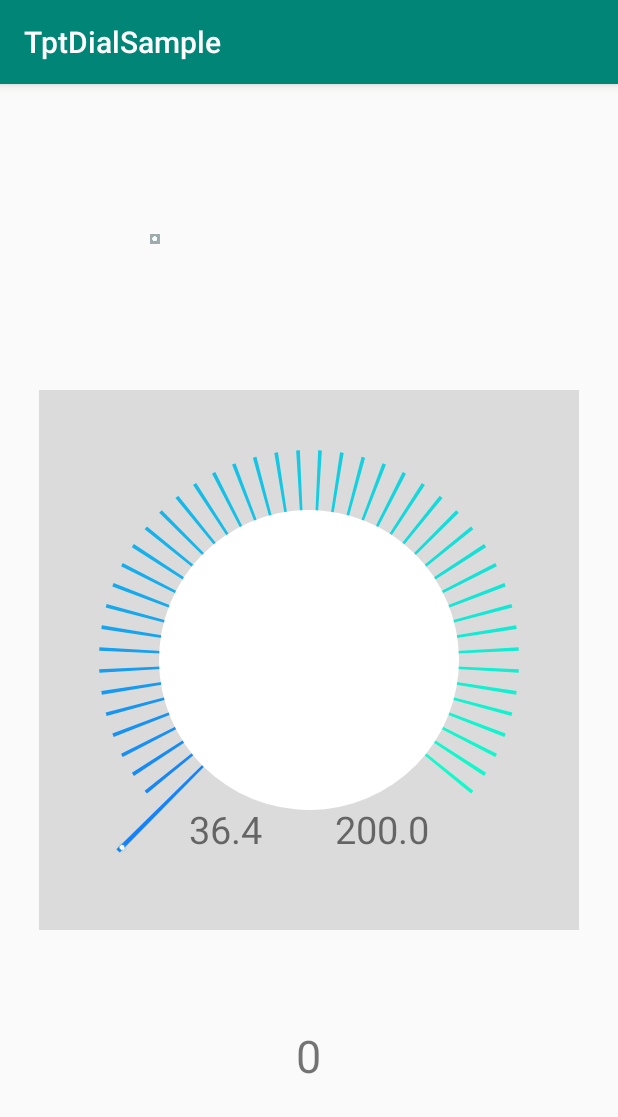
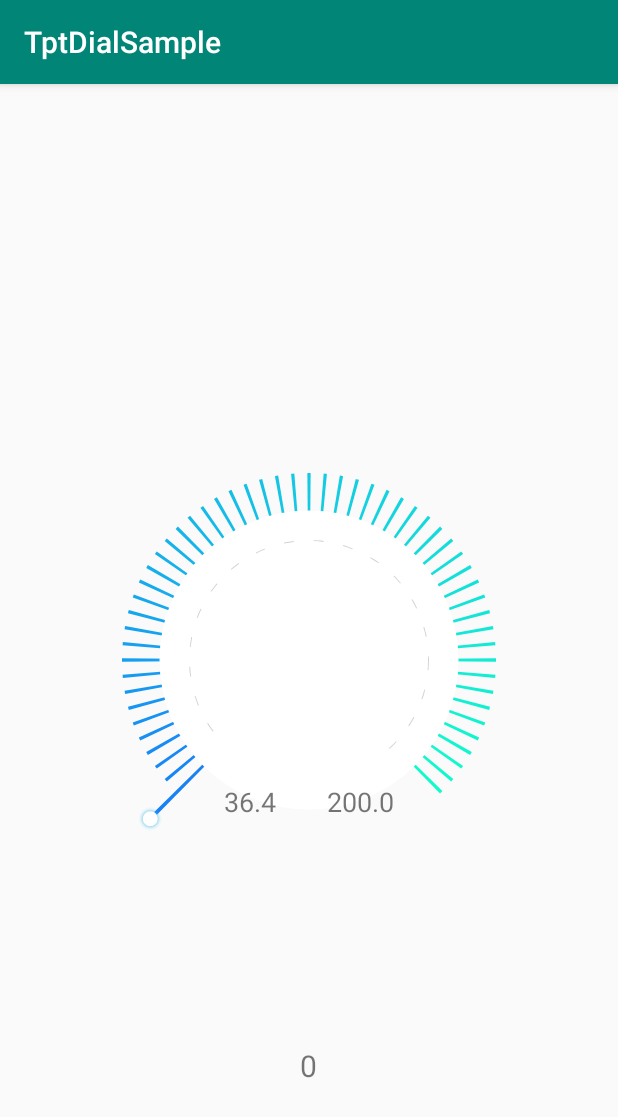
Before and after one commit to kangdp/TptDialSample, an Android app: the screen it shows after launch (MainActivity), on a phone screen of 412 x 824 dp. Shown: the top 1117 px of the screen. Run offline under Robolectric (Android 15) with nearby library versions, the phone set to English and light mode, and no system bars.

Commit message:
commit code

```diff
--- a/app/src/main/java/com/kdp/tptdial/MainActivity.java
+++ b/app/src/main/java/com/kdp/tptdial/MainActivity.java
@@ -11,14 +11,12 @@ public class MainActivity extends AppCompatActivity {
     TptDialView tptDialView;
 //    SeekBar seekBar;
     private TextView tvValue,tv_min,tv_max;
-    private ImageView imageView;
 
     @Override
     protected void onCreate(Bundle savedInstanceState) {
         super.onCreate(savedInstanceState);
         setContentView(R.layout.activity_main);
         tptDialView = findViewById(R.id.tptdial);
-        imageView =findViewById(R.id.image);
 
         tvValue = findViewById(R.id.tv_value);
         tv_min = findViewById(R.id.tv_min);
@@ -33,13 +31,6 @@ public class MainActivity extends AppCompatActivity {
             }
         });
 
-        imageView.post(new Runnable() {
-            @Override
-            public void run() {
-                Log.e(MainActivity.class.getSimpleName(), "onCreate: imageWidth = " + imageView.getWidth());
-                Log.e(MainActivity.class.getSimpleName(), "onCreate: imageWidth = " + imageView.getHeight());
-            }
-        });
 
 
 //        seekBar = findViewById(R.id.seekbar);
--- a/app/src/main/java/com/kdp/tptdial/TptDialView.java
+++ b/app/src/main/java/com/kdp/tptdial/TptDialView.java
@@ -1,18 +1,15 @@
 package com.kdp.tptdial;
-
 import android.animation.ArgbEvaluator;
 import android.content.Context;
 import android.content.res.TypedArray;
-import android.graphics.Bitmap;
 import android.graphics.Canvas;
 import android.graphics.Color;
+import android.graphics.DashPathEffect;
 import android.graphics.Paint;
-import android.graphics.Rect;
+import android.graphics.Path;
+import android.graphics.PathEffect;
 import android.graphics.RectF;
-import android.graphics.drawable.BitmapDrawable;
-import android.graphics.drawable.Drawable;
 import android.util.AttributeSet;
-import android.util.Log;
 import android.view.MotionEvent;
 import android.view.View;
 
@@ -60,17 +57,23 @@ public class TptDialView extends View {
      */
     private int mTickMarkSpaceAngle;
 
-    private Bitmap thumbBitmap;
-
-    /**
-     * thumb 宽高
-     */
-    private int mThumbWidth,mThumbHeight;
-
     /**
      * 总刻度数量
      */
     private int mTickMarkCount;
+    /**
+     * Thumb属性
+     */
+    private float mThumbRadius;
+    private int mThumbColor;
+    private float mThumbStrokeWidth;
+    private int mThumbStrokeColor;
+    private int mThumbShadowColor;
+    private float mThumbShadowRadius;
+    /**
+     * 虚线颜色
+     */
+    private int mDottedColor;
 
     /**
      * 实现颜色渐变过渡的类
@@ -85,6 +88,11 @@ public class TptDialView extends View {
      * 刻度指针外接矩形
      */
     private RectF mSelRectangle;
+
+    /**
+     * 虚线外接矩形
+     */
+    private RectF mDottedRectangle;
 
     /**
      * 当前刻度指针的位置 (介于 0 -> 总刻度数量 - 1)
@@ -118,10 +126,13 @@ public class TptDialView extends View {
         mTickMarkSpaceAngle = typedArray.getInt(R.styleable.TptDialView_TickMarkSpaceAngle,0);
         mTickMarkStartAngle = typedArray.getInt(R.styleable.TptDialView_TickMarkStartAngle,0);
         mTickMarkSweepAngle = typedArray.getInt(R.styleable.TptDialView_TickMarkSweepAngle, 0);
-        /**
-         * thumb
-         */
-        Drawable mThumbDrawable = typedArray.getDrawable(R.styleable.TptDialView_Thumb);
+        mThumbRadius = typedArray.getDimension(R.styleable.TptDialView_ThumbRadius,0);
+        mThumbColor = typedArray.getColor(R.styleable.TptDialView_ThumbColor,0x000);
+        mThumbStrokeWidth = typedArray.getDimension(R.styleable.TptDialView_ThumbStrokeWidth,0);
+        mThumbStrokeColor = typedArray.getColor(R.styleable.TptDialView_ThumbStrokeColor,0x000);
+        mThumbShadowColor = typedArray.getColor(R.styleable.TptDialView_ThumbShadowColor,0xFFF);
+        mThumbShadowRadius = typedArray.getDimension(R.styleable.TptDialView_ThumbShadowRadius,0);
+        mDottedColor = typedArray.getColor(R.styleable.TptDialView_DottedColor,0x000);
         mCurrentPosition = typedArray.getInt(R.styleable.TptDialView_CurPosition,0);
         mMinValue = typedArray.getFloat(R.styleable.TptDialView_MinValue,0);
 
@@ -131,22 +142,27 @@ public class TptDialView extends View {
         checkDialValue();
         //回收资源
         typedArray.recycle();
-        //初始化画笔
-        initPaint();
-
-        if (mThumbDrawable != null){
-            thumbBitmap = ((BitmapDrawable) mThumbDrawable).getBitmap();
-            mThumbWidth = thumbBitmap.getWidth();
-            mThumbHeight = thumbBitmap.getHeight();
-        }
-        //初始化颜色渐变类
-        argbEvaluator = new ArgbEvaluator();
 
         if (mCurrentPosition < 0)
             mCurrentPosition = 0;
         if (mCurrentPosition > mTickMarkCount - 1){
             throw new IndexOutOfBoundsException("The current position is out of bounds");
         }
+
+        if (mThumbRadius <= 0){
+            mThumbRadius = 0;
+            mThumbShadowRadius = 0;
+            mThumbStrokeWidth = 0;
+        }
+        if (mThumbShadowRadius > 0){
+            setLayerType(LAYER_TYPE_SOFTWARE, null);
+        }
+
+        //初始化画笔
+        initPaint();
+
+        //初始化颜色渐变类
+        argbEvaluator = new ArgbEvaluator();
     }
 
     /**
@@ -179,18 +195,16 @@ public class TptDialView extends View {
         if (mSelRectangle == null){
             mSelRectangle = new RectF();
         }
-        left =  (int) (mSelTickMarkHeight - mTickMarkHeight);
+
+        if (mDottedRectangle == null){
+            mDottedRectangle = new RectF();
+        }
+        left =  (int) (mSelTickMarkHeight - mTickMarkHeight + mThumbRadius * 2 + mThumbShadowRadius);
         width = w - left * 2;
         mRectangle.set(left,left,left+width,left+width);
-
-        mSelRectangle.set(0,0,w,h);
-
-
-        Log.e(TAG, "onMeasure: width = " + w );
-        Log.e(TAG, "onMeasure: tickMarkWidth = " + mSelTickMarkHeight * 2);
-        Log.e(TAG, "onMeasure: thumbWidth = " + mThumbWidth );
-        Log.e(TAG, "onMeasure: innerWidth = " + mInnerRadius*2);
-
+        mSelRectangle.set(mThumbRadius*2 + mThumbShadowRadius,mThumbRadius*2 + mThumbShadowRadius,w-mThumbShadowRadius-mThumbRadius * 2,h-mThumbShadowRadius-mThumbRadius * 2);
+        int dottedLeft = (int) (w/2 - mInnerRadius + mInnerRadius / 5);
+        mDottedRectangle.set(dottedLeft,dottedLeft,getWidth() - dottedLeft,getHeight() - dottedLeft);
     }
 
 
@@ -204,21 +218,9 @@ public class TptDialView extends View {
 
     @Override
     protected void onMeasure(int widthMeasureSpec, int heightMeasureSpec) {
-        int width = MeasureSpec.getSize(widthMeasureSpec);
-        int widthMode = MeasureSpec.getMode(widthMeasureSpec);
-        int height = MeasureSpec.getSize(heightMeasureSpec);
-        int heightMode = MeasureSpec.getMode(heightMeasureSpec);
-//        if (widthMode == MeasureSpec.AT_MOST && heightMode == MeasureSpec.AT_MOST){
-//            //重新计算圆盘的尺寸
-//         width = height = Math.round((mSelTickMarkHeight + mInnerRadius + mThumbRadius*2) * 2);
-//        }else {
-//            //取最小长度为圆盘的尺寸
-//            width = height = Math.min(width,height);
-//        }
-        width = height = (int) (mSelTickMarkHeight + mInnerRadius) * 2;
+        int width,height;
+        width = height = (int) (mSelTickMarkHeight + mInnerRadius +mThumbRadius*2 + mThumbShadowRadius) * 2;
         setMeasuredDimension(width,height);
-
-
     }
 
     @Override
@@ -229,11 +231,34 @@ public class TptDialView extends View {
     @Override
     protected void onDraw(Canvas canvas) {
         canvas.save();
-//        canvas.drawColor(Color.GRAY);
         //绘制所有刻度
         drawAllTickMarks(canvas);
         //绘制内圆
         drawInnerCircle(canvas);
+        //绘制园内虚线
+        drawDottedArc(canvas);
+    }
+
+    /**
+     * 绘制圆弧虚线
+     * @param canvas
+     */
+    private void drawDottedArc(Canvas canvas) {
+        canvas.restore();
+        if (mTickMarkSweepAngle < 360){
+            //裁剪需要绘制虚线的部分
+            Path clipPath = new Path();
+            clipPath.addArc(mDottedRectangle,mTickMarkStartAngle,mTickMarkSweepAngle);
+            canvas.clipPath(clipPath);
+        }
+        //绘制虚线圆
+        PathEffect dashPathEffect = new DashPathEffect(new float[]{10,20},0);
+        mPaint.setPathEffect(dashPathEffect);
+        mPaint.setStyle(Paint.Style.STROKE);
+        mPaint.setStrokeWidth(2);
+        mPaint.setColor(mDottedColor);
+        canvas.drawCircle(getWidth() * 0.5f,getHeight() * 0.5f,mDottedRectangle.width() / 2,mPaint);
+
     }
 
     /**
@@ -259,11 +284,9 @@ public class TptDialView extends View {
      * @param canvas
      */
     private void drawAllTickMarks(Canvas canvas) {
-        canvas.restore();
         canvas.rotate(mTickMarkStartAngle % 360,getWidth() * 0.5f,getHeight() * 0.5f);
         mPaint.setStyle(Paint.Style.FILL);
         canvas.drawArc(mRectangle,-mTickMarkAngle/2,mTickMarkAngle,true,mPaint);
-//        canvas.drawArc(mRectangle,-15,30,true,mPaint);
         //先绘制开始和结束位置的刻度线
         for (int i = 0;i < mTickMarkCount;i++){
             mPaint.setColor(getTickMarkColor(i));
@@ -273,14 +296,45 @@ public class TptDialView extends View {
             if (i == mCurrentPosition){
                 //绘制刻度指针
                 canvas.drawArc(mSelRectangle,-mTickMarkAngle/2,mTickMarkAngle,true,mPaint);
-                int left =  getWidth() - mThumbWidth;
-                int top = (getHeight() - mThumbHeight) / 2;
-                canvas.drawBitmap(thumbBitmap,null,new RectF(left,top,getWidth(),top+mThumbHeight),mPaint);
+                //绘制thumb
+                drawThumb(canvas);
             }else {
                 //绘制所有刻度
                 canvas.drawArc(mRectangle,-mTickMarkAngle/2,mTickMarkAngle,true,mPaint);
             }
         }
+    }
+
+    /**
+     * 绘制Thumb
+     * @param canvas
+     */
+    private void drawThumb(Canvas canvas) {
+        if (mThumbRadius > 0) {
+            if (mThumbShadowRadius > 0){
+                //绘制阴影
+                mPaint.setShadowLayer(mThumbShadowRadius,0,0,mThumbShadowColor);
+            }
+
+            //绘制实心圆
+            mPaint.setStyle(Paint.Style.FILL);
+            mPaint.setColor(mThumbColor);
+            canvas.drawCircle(getWidth()-mThumbRadius-mThumbShadowRadius,getHeight() * 0.5f,mThumbRadius - mThumbStrokeWidth,mPaint);
+
+            mPaint.clearShadowLayer();
+            if (mThumbStrokeWidth > 0){
+                //绘制边框
+                mPaint.setStyle(Paint.Style.STROKE);
+                mPaint.setStrokeWidth(mThumbStrokeWidth);
+                mPaint.setColor(mThumbStrokeColor);
+                canvas.drawCircle(getWidth()-mThumbRadius-mThumbShadowRadius,getHeight() * 0.5f,mThumbRadius,mPaint);
+            }
+
+            mPaint.setStyle(Paint.Style.FILL);
+
+        }
+
+
     }
 
     @Override
@@ -304,17 +358,15 @@ public class TptDialView extends View {
                    }
               }
           }
-          Log.e(TAG, "calculatePointAngle: x = " + downX  + " " + "y = " + downY + "     degree = " + degree);
-          Log.e(TAG, "calculatePointAngle: position = " + mCurrentPosition);
       }
         return true;
     }
 
     /**
      * 计算触摸点到原点的直线与三点中方向的夹角
-     * @param downX
-     * @param downY
-     * @param distance
+     * @param downX 触摸点x坐标
+     * @param downY 触摸点y坐标
+     * @param distance 触摸点与圆心的距离
      */
     private int calculatePointAngle(float downX, float downY,float distance) {
         float trigleValue;
@@ -369,7 +421,7 @@ public class TptDialView extends View {
     private void drawInnerCircle(Canvas canvas) {
         mPaint.setStyle(Paint.Style.FILL);
         mPaint.setColor(Color.WHITE);
-        canvas.drawCircle(getWidth()/2F,getHeight()/2F,getWidth()/2f-mSelTickMarkHeight,mPaint);
+        canvas.drawCircle(getWidth()/2F,getHeight()/2F,getWidth()/2f-mSelTickMarkHeight-mThumbRadius*2-mThumbShadowRadius,mPaint);
     }
 
     /**
--- a/app/src/main/res/layout/activity_main.xml
+++ b/app/src/main/res/layout/activity_main.xml
@@ -11,20 +11,23 @@
        android:layout_width="wrap_content"
        android:layout_height="wrap_content"
        android:layout_centerInParent="true"
-       android:background="#20000000"
        app:CurPosition="0"
        app:InnerRadius="100dp"
-       app:SelTickMarkHeight="80dp"
+       app:SelTickMarkHeight="45dp"
        app:TickMarkAngle="1"
        app:TickMarkEndColor="#12facc"
-       app:TickMarkHeight="40dp"
-       app:TickMarkSpaceAngle="5"
+       app:TickMarkHeight="25dp"
+       app:TickMarkSpaceAngle="4"
        app:TickMarkStartAngle="135"
        app:TickMarkStartColor="#177ef7"
-       app:TickMarkSweepAngle="270"
-       app:Thumb="@drawable/xiangqing9"
+       app:TickMarkSweepAngle="275"
+       app:DottedColor="#d2d2d2"
        app:MinValue="36.4"
-       app:MaxValue="200"/>
+       app:MaxValue="200"
+       app:ThumbRadius="5dp"
+       app:ThumbShadowRadius="2dp"
+       app:ThumbShadowColor="@android:color/holo_blue_light"
+       app:ThumbColor="#fff"/>
 
       <TextView
           android:id="@+id/tv_min"
@@ -34,7 +37,7 @@
           android:layout_alignLeft="@+id/tptdial"
           android:layout_marginLeft="100dp"
           android:layout_marginBottom="50dp"
-          android:textSize="25sp"
+          android:textSize="18sp"
           android:text="最小值"/>
 
    <TextView
@@ -45,7 +48,7 @@
        android:layout_alignRight="@+id/tptdial"
        android:layout_marginRight="100dp"
        android:layout_marginBottom="50dp"
-       android:textSize="25sp"
+       android:textSize="18sp"
        android:text="最大值"/>
 
       <TextView
@@ -54,7 +57,7 @@
           android:layout_height="wrap_content"
           android:layout_alignParentBottom="true"
           android:layout_centerHorizontal="true"
-          android:textSize="30sp"
+          android:textSize="20sp"
           android:text="0"
           android:layout_marginBottom="100dp"/>
 
@@ -68,12 +71,5 @@
        <!--android:layout_marginRight="10dp"-->
        <!--android:max="100"/>-->
 
-   <ImageView
-       android:id="@+id/image"
-       android:layout_width="wrap_content"
-       android:layout_height="wrap_content"
-       android:layout_margin="100dp"
-       android:src="@drawable/xiangqing9"
-       android:background="@android:color/darker_gray"/>
 
 </RelativeLayout>
--- a/app/src/main/res/values/attrs.xml
+++ b/app/src/main/res/values/attrs.xml
@@ -7,9 +7,9 @@
         <!--刻度线高度-->
         <attr name="TickMarkHeight" format="dimension"/>
         <!--刻度线渐变的起始颜色-->
-        <attr name="TickMarkStartColor" format="color|reference"/>
+        <attr name="TickMarkStartColor" format="color"/>
         <!--刻度线渐变的结束颜色-->
-        <attr name="TickMarkEndColor" format="color|reference"/>
+        <attr name="TickMarkEndColor" format="color"/>
         <!--选中的刻度线高度-->
         <attr name="SelTickMarkHeight" format="dimension"/>
         <!--每个刻度的角度-->
@@ -23,7 +23,14 @@
         <!--当前刻度指针的位置-->
         <attr name="CurPosition" format="integer"/>
         <!--指针上的thumb-->
-        <attr name="Thumb" format="reference"/>
+        <attr name="ThumbRadius" format="dimension"/>
+        <attr name="ThumbColor" format="color"/>
+        <attr name="ThumbStrokeWidth" format="dimension"/>
+        <attr name="ThumbStrokeColor" format="color"/>
+        <attr name="ThumbShadowColor" format="color"/>
+        <attr name="ThumbShadowRadius" format="dimension"/>
+        <!--虚线颜色-->
+        <attr name="DottedColor" format="color"/>
         <!--最小数值-->
         <attr name="MinValue" format="float"/>
         <!--最大数值-->
@@ -32,4 +39,5 @@
 
 
 
+
 </resources>
```
